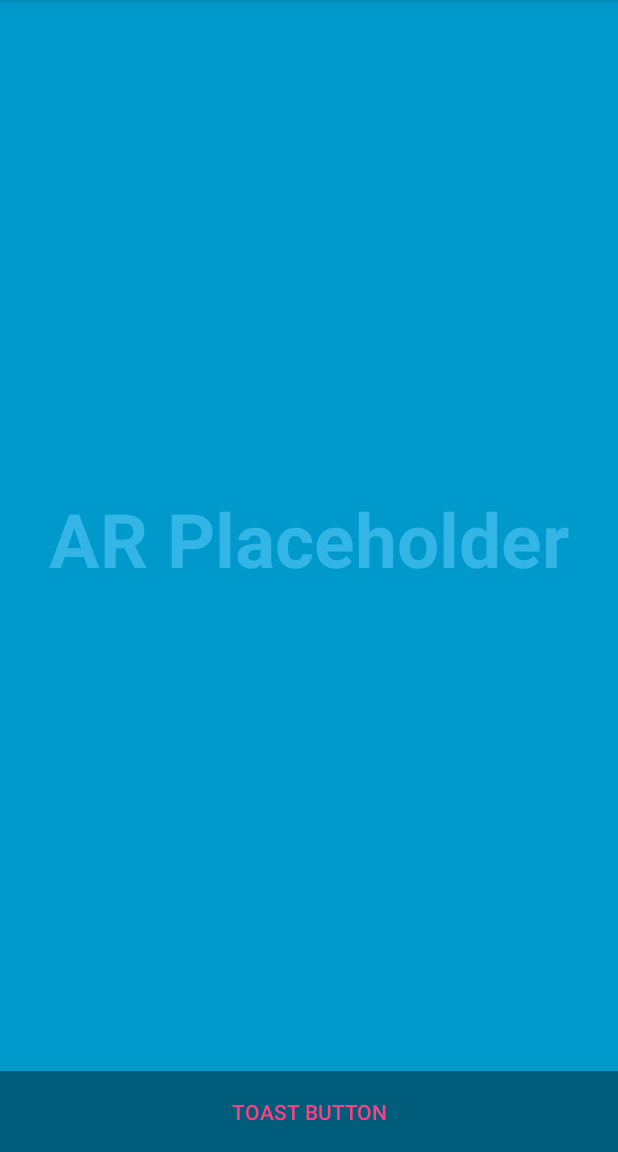
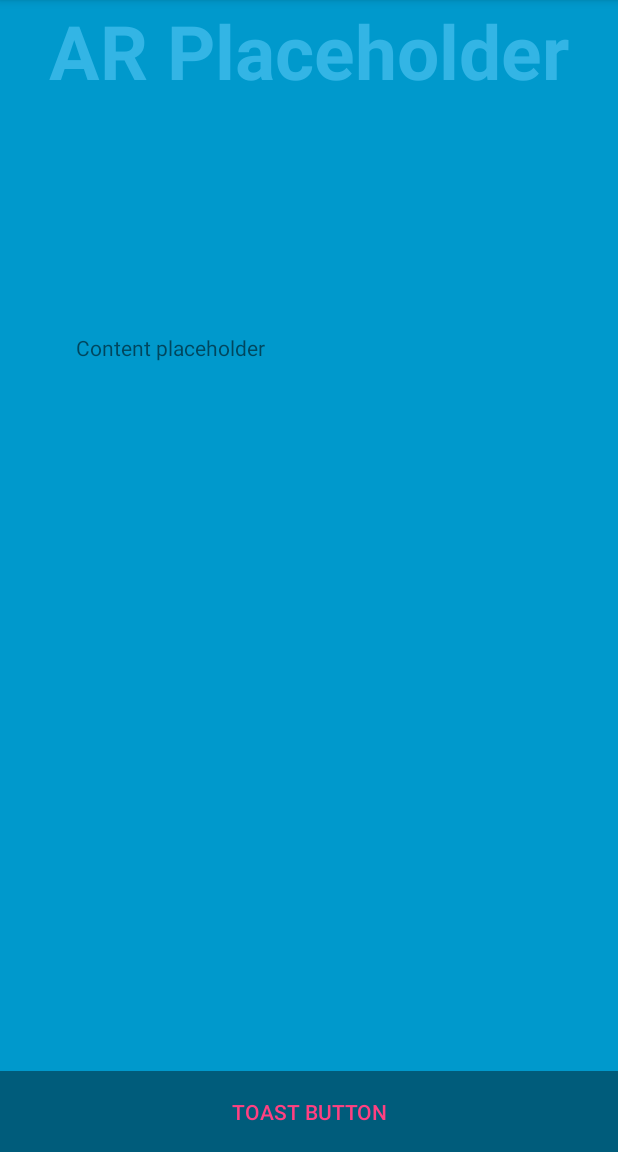
Before and after one commit to kahunalu/artsapp, an Android app: the screen it shows after launch (MainActivity), on a phone screen of 412 x 824 dp, the part 84-1236 px from its top. Run offline under Robolectric (Android 15) with nearby library versions, the phone set to English and light mode, and no system bars; libraries missing offline, so code that uses them is left out: com.google.zxing.integration.

Commit message:
Basic QR code scanning and request to server for content

```diff
--- a/ARTS/app/build.gradle
+++ b/ARTS/app/build.gradle
@@ -24,4 +24,7 @@ dependencies {
     testCompile 'junit:junit:4.12'
     compile 'com.android.support:appcompat-v7:23.4.0'
     compile 'com.android.support:support-v4:23.4.0'
+    compile 'com.journeyapps:zxing-android-embedded:3.3.0@aar'
+    compile 'com.google.zxing:core:3.2.1'
+    compile 'com.squareup.okhttp3:okhttp:3.3.1'
 }
--- a/ARTS/app/src/main/AndroidManifest.xml
+++ b/ARTS/app/src/main/AndroidManifest.xml
@@ -1,6 +1,8 @@
 <?xml version="1.0" encoding="utf-8"?>
 <manifest xmlns:android="http://schemas.android.com/apk/res/android"
     package="com.uvic.arts">
+
+    <uses-permission android:name="android.permission.INTERNET" />
 
     <application
         android:allowBackup="true"
--- /dev/null
+++ b/ARTS/app/src/main/java/com/uvic/arts/RequestManager.java
@@ -0,0 +1,27 @@
+package com.uvic.arts;
+
+
+import java.io.IOException;
+import okhttp3.OkHttpClient;
+import okhttp3.Request;
+import okhttp3.Response;
+
+public class RequestManager {
+
+    public static final String ARTS_GET_URL = "http://artsserver.herokuapp.com/content/getContent/";
+
+    OkHttpClient okHttpClient;
+
+    public RequestManager() {
+        okHttpClient = new OkHttpClient();
+    }
+
+    public String getContent(String contentId) throws IOException {
+        Request request = new Request.Builder()
+                .url(ARTS_GET_URL + contentId)
+                .build();
+
+        Response response = okHttpClient.newCall(request).execute();
+        return response.body().string();
+    }
+}
--- a/ARTS/app/src/main/res/layout/activity_main.xml
+++ b/ARTS/app/src/main/res/layout/activity_main.xml
@@ -4,19 +4,6 @@
     android:layout_height="match_parent"
     android:background="#0099cc"
     tools:context="com.uvic.arts.MainActivity">
-
-    <TextView
-        android:id="@+id/ar_placeholder"
-        android:layout_width="match_parent"
-        android:layout_height="wrap_content"
-        android:layout_gravity="center"
-        android:paddingBottom="50dp"
-        android:gravity="center"
-        android:keepScreenOn="true"
-        android:text="@string/ar_placeholder"
-        android:textColor="#33b5e5"
-        android:textSize="50sp"
-        android:textStyle="bold" />
 
     <Button
         android:id="@+id/toast_button"
@@ -28,4 +15,26 @@
         android:layout_gravity="bottom"
         android:text="@string/toast_button" />
 
+    <TextView
+        android:id="@+id/ar_placeholder"
+        android:layout_width="match_parent"
+        android:layout_height="wrap_content"
+        android:layout_gravity="center_horizontal|top"
+        android:paddingBottom="50dp"
+        android:gravity="center"
+        android:keepScreenOn="true"
+        android:text="@string/ar_placeholder"
+        android:textColor="#33b5e5"
+        android:textSize="50sp"
+        android:textStyle="bold" />
+
+        <TextView
+            android:layout_width="310dp"
+            android:layout_height="324dp"
+            android:text="Content placeholder"
+            android:id="@+id/contentTextView"
+            android:maxLines = "100"
+            android:scrollbars = "vertical"
+            android:layout_gravity="center" />
+
 </FrameLayout>
--- a/ARTS/build.gradle
+++ b/ARTS/build.gradle
@@ -5,7 +5,7 @@ buildscript {
         jcenter()
     }
     dependencies {
-        classpath 'com.android.tools.build:gradle:2.1.0'
+        classpath 'com.android.tools.build:gradle:2.1.2'
 
         // NOTE: Do not place your application dependencies here; they belong
         // in the individual module build.gradle files
```
Also changed, not shown: ARTS/app/src/main/java/com/uvic/arts/MainActivity.java (+50 -4 lines).
